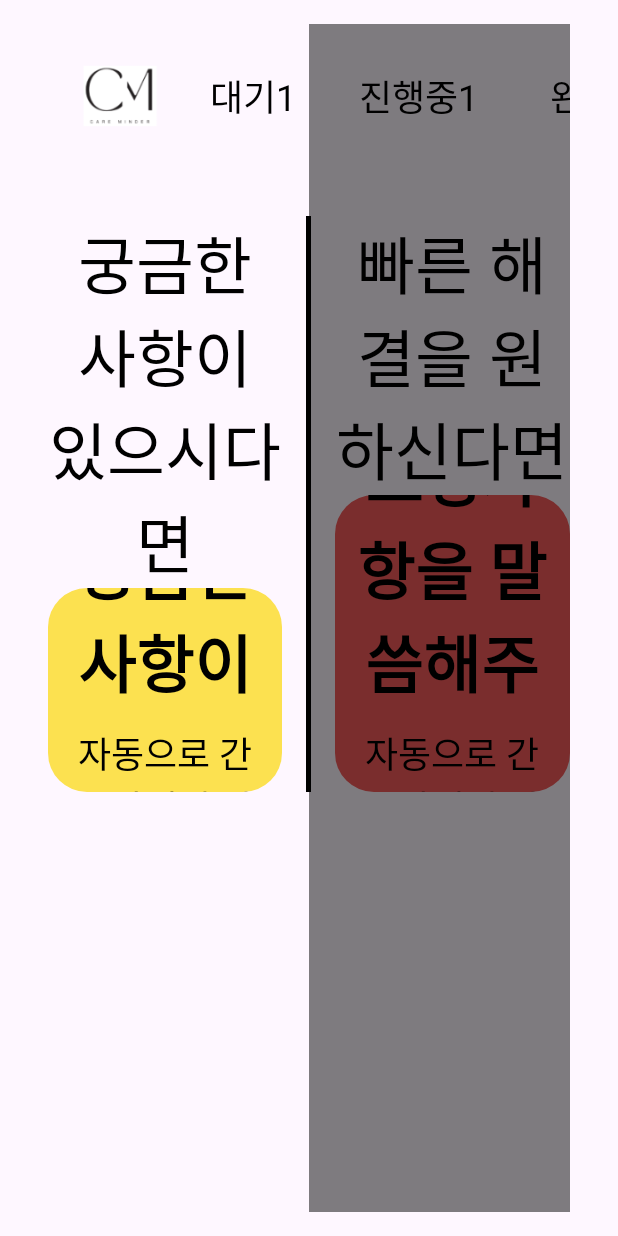
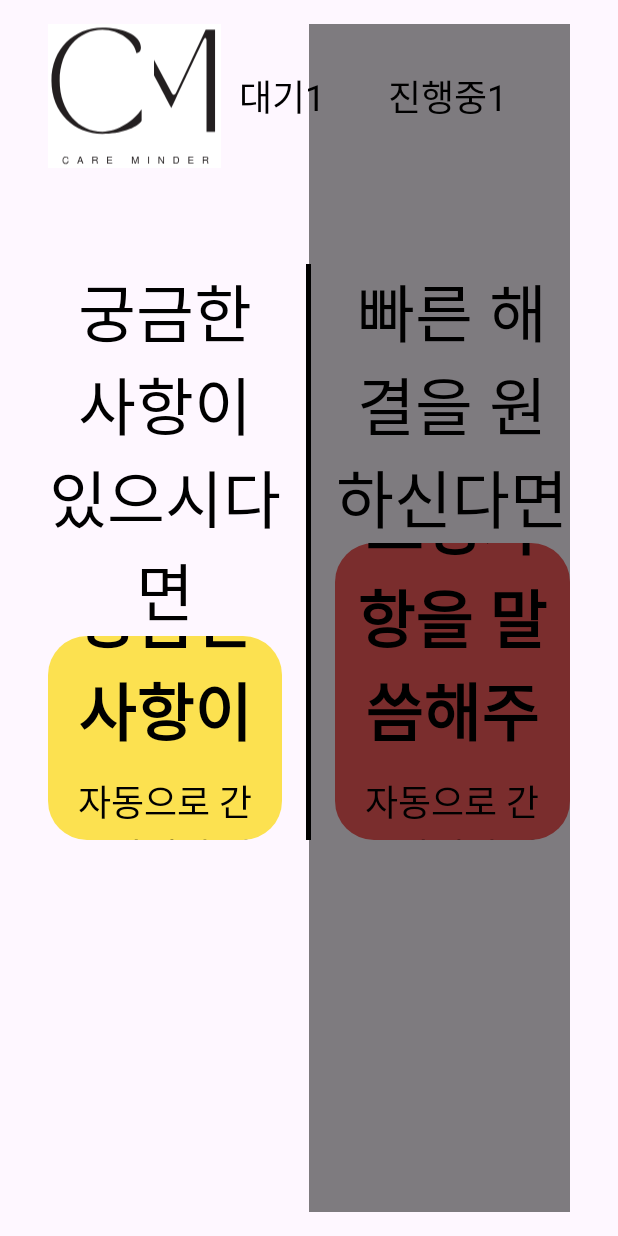
Before and after one commit to wjdalsdk70/CareMinder, an Android app: the layout activity_patient.xml on its own in the app's theme, with its tools: preview values and no code run, on a phone screen of 412 x 824 dp. Run offline under Robolectric (Android 15) with nearby library versions, the phone set to English and light mode, and no system bars.

Commit message:
patient page xml

```diff
--- /dev/null
+++ b/frontend/app/src/main/res/drawable/logo.xml
@@ -0,0 +1,70 @@
+<vector xmlns:android="http://schemas.android.com/apk/res/android"
+    android:width="271.49dp"
+    android:height="224.71dp"
+    android:viewportWidth="271.49"
+    android:viewportHeight="224.71">
+  <group>
+    <clip-path
+        android:pathData="M0,0h271.49v224.59h-271.49z"/>
+    <path
+        android:pathData="m0,0h271.49v224.71H0V0Z"
+        android:strokeWidth="0"
+        android:fillColor="#fff"/>
+  </group>
+  <path
+      android:pathData="m141.37,168.41l-9.6,-142.8c-0.2,-2.7 0.6,-4.3 1.8,-4.3 0.8,0 1.9,0.8 2.9,2.6 2.4,4 57.4,107.2 57.4,107.2 0,0 47.6,-102.1 50.3,-107.2 1,-1.8 1.9,-2.6 2.7,-2.6 1.1,0 1.9,1.6 1.9,4.3v142.8h13.4V8.21h-14.7l-46.3,98.8c-1.1,2.2 -2.2,3.4 -3.5,3.4s-2.6,-1.1 -3.7,-3.2L141.07,8.21h-13.2v160.2h13.5Z"
+      android:strokeWidth="0"
+      android:fillColor="#231f20"/>
+  <group>
+    <clip-path
+        android:pathData="M105.09,1.65h61.3v173.39h-61.3z"/>
+    <path
+        android:pathData="m105.09,1.65h61.3v173.48h-61.3V1.65Z"
+        android:strokeWidth="0"
+        android:fillColor="#fff"/>
+  </group>
+  <path
+      android:pathData="m5.42,88.31c0,50 35.9,83.3 80,83.3 27.4,0 53.7,-8.5 61.5,-20.3v-18c-12.3,17.6 -36.4,35.1 -61.5,35.1 -37,0 -67.1,-32.1 -67.1,-80.1S48.42,8.21 85.42,8.21c27.4,0 50.8,18.9 53.2,36.9 0,0 7.2,0.3 7.2,-8.8 0,-20.7 -31.4,-31.2 -60.4,-31.2C41.32,5.01 5.42,38.31 5.42,88.31Z"
+      android:strokeWidth="0"
+      android:fillColor="#231f20"/>
+  <path
+      android:pathData="m22.88,213.03c0,-0.3 0,-0.7 0.1,-1 0.1,-0.4 0.1,-0.7 0.2,-1.1 0.1,-0.4 0.2,-0.8 0.4,-1.1 0.2,-0.4 0.4,-0.7 0.6,-1 0.3,-0.3 0.6,-0.6 0.9,-0.8 0.3,-0.2 0.8,-0.4 1.2,-0.6 0.5,-0.1 1,-0.2 1.6,-0.2 2.4,0 3.9,1.2 4.3,3.7h-1.5c-0.2,-0.8 -0.5,-1.4 -1,-1.8s-1.2,-0.6 -2.1,-0.6c-1.1,0 -1.9,0.4 -2.6,1.2 -0.6,0.8 -0.9,1.9 -0.9,3.4 0,1.4 0.3,2.5 1,3.4 0.7,0.8 1.6,1.2 2.7,1.2 0.9,0 1.6,-0.3 2.1,-0.8s0.8,-1.3 1,-2.4h1.5c-0.3,3 -1.9,4.4 -4.6,4.4 -0.6,0 -1.2,-0.1 -1.8,-0.3 -0.5,-0.2 -1,-0.4 -1.3,-0.7 -0.4,-0.3 -0.7,-0.7 -0.9,-1 -0.3,-0.4 -0.5,-0.8 -0.6,-1.2 -0.1,-0.5 -0.2,-0.9 -0.3,-1.3 0.1,-0.6 0,-1 0,-1.4Z"
+      android:strokeWidth="0"
+      android:fillColor="#231f20"/>
+  <path
+      android:pathData="m52.81,215.13h-4.3l-1.2,3.4h-1.5l4,-11.2h1.8l3.9,11.2h-1.5l-1.2,-3.4ZM52.41,213.93l-1.7,-5.1 -1.9,5.1h3.6Z"
+      android:strokeWidth="0"
+      android:fillColor="#231f20"/>
+  <path
+      android:pathData="m76.32,212.93c0.4,0.2 0.7,0.4 0.9,0.6s0.4,0.5 0.5,0.8 0.1,0.5 0.1,0.8v1.7c0,0.2 0.1,0.5 0.2,0.7 0.1,0.2 0.3,0.4 0.5,0.6v0.4h-1.7c-0.2,-0.5 -0.3,-1.1 -0.3,-1.8v-1c0,-0.7 -0.2,-1.2 -0.5,-1.5s-0.8,-0.5 -1.4,-0.5h-3.7v4.8h-1.4v-11.3h5.2c1.1,0 1.9,0.3 2.5,0.8s0.9,1.3 0.9,2.2c0,0.6 -0.1,1.2 -0.4,1.6 -0.3,0.4 -0.8,0.8 -1.4,1.1ZM76.62,210.43c0,-0.4 -0.1,-0.7 -0.2,-1 -0.1,-0.3 -0.3,-0.5 -0.5,-0.6s-0.4,-0.2 -0.7,-0.3c-0.2,-0.1 -0.5,-0.1 -0.9,-0.1h-3.4v3.9h3.5c0.8,0 1.3,-0.2 1.7,-0.5 0.3,-0.2 0.5,-0.7 0.5,-1.4Z"
+      android:strokeWidth="0"
+      android:fillColor="#231f20"/>
+  <path
+      android:pathData="m94.25,213.33v3.8h6.6v1.3h-8.1v-11.2h7.8v1.3h-6.3v3.6h6.1v1.2h-6.1Z"
+      android:strokeWidth="0"
+      android:fillColor="#231f20"/>
+  <path
+      android:pathData="m137.78,218.43h-1.5l-3.2,-9.4v9.4h-1.4v-11.2h2l3.3,9.8 3.3,-9.8h2v11.2h-1.4v-9.4l-3.1,9.4Z"
+      android:strokeWidth="0"
+      android:fillColor="#231f20"/>
+  <path
+      android:pathData="m158.59,207.23v11.2h-1.4v-11.2h1.4Z"
+      android:strokeWidth="0"
+      android:fillColor="#231f20"/>
+  <path
+      android:pathData="m182.11,207.23v11.2h-1.6l-5.8,-9.1v9.1h-1.4v-11.2h1.6l5.9,9.2v-9.2h1.3Z"
+      android:strokeWidth="0"
+      android:fillColor="#231f20"/>
+  <path
+      android:pathData="m196.94,218.43v-11.2h4.3c1.4,0 2.5,0.5 3.3,1.5s1.2,2.4 1.2,4.1c0,1.8 -0.4,3.1 -1.2,4.1 -0.8,1 -1.9,1.5 -3.3,1.5 0,0 -4.3,0 -4.3,0ZM198.34,217.23h2.6c1.1,0 1.9,-0.4 2.5,-1.1s0.9,-1.8 0.9,-3.2 -0.2,-2.6 -0.8,-3.3 -1.4,-1.1 -2.5,-1.1h-2.6v8.7h-0.1Z"
+      android:strokeWidth="0"
+      android:fillColor="#231f20"/>
+  <path
+      android:pathData="m221.78,213.33v3.8h6.6v1.3h-8.1v-11.2h7.8v1.3h-6.3v3.6h6.1v1.2h-6.1Z"
+      android:strokeWidth="0"
+      android:fillColor="#231f20"/>
+  <path
+      android:pathData="m249.78,212.93c0.4,0.2 0.7,0.4 0.9,0.6 0.2,0.2 0.4,0.5 0.5,0.8s0.1,0.5 0.1,0.8v1.7c0,0.2 0.1,0.5 0.2,0.7s0.3,0.4 0.5,0.6v0.4h-1.7c-0.2,-0.5 -0.3,-1.1 -0.3,-1.8v-1c0,-0.7 -0.2,-1.2 -0.5,-1.5s-0.8,-0.5 -1.4,-0.5h-3.7v4.8h-1.4v-11.3h5.2c1.1,0 1.9,0.3 2.5,0.8s0.9,1.3 0.9,2.2c0,0.6 -0.1,1.2 -0.4,1.6 -0.4,0.4 -0.8,0.8 -1.4,1.1ZM250.08,210.43c0,-0.4 -0.1,-0.7 -0.2,-1s-0.3,-0.5 -0.5,-0.6 -0.4,-0.2 -0.7,-0.3c-0.2,-0.1 -0.5,-0.1 -0.9,-0.1h-3.5v3.9h3.5c0.8,0 1.3,-0.2 1.7,-0.5 0.4,-0.2 0.6,-0.7 0.6,-1.4Z"
+      android:strokeWidth="0"
+      android:fillColor="#231f20"/>
+</vector>
--- a/frontend/app/src/main/res/layout/activity_patient.xml
+++ b/frontend/app/src/main/res/layout/activity_patient.xml
@@ -21,7 +21,7 @@
             android:layout_height="wrap_content"
             android:layout_marginRight="12dp"
             android:adjustViewBounds="true"
-            android:src="@mipmap/careminder_launcher_foreground"/>
+            android:src="@drawable/logo"/>
 
         <TextView
             android:id="@+id/text_1"
@@ -44,8 +44,8 @@
         android:layout_height="wrap_content"
         android:orientation="horizontal"
         android:gravity="center_horizontal"
-        android:paddingHorizontal="32dp"
-        android:paddingVertical="16dp"
+        android:paddingTop="16dp"
+        android:paddingBottom="48dp"
         app:layout_constraintTop_toBottomOf="@id/header" >
 
 
@@ -55,6 +55,7 @@
         android:layout_width="match_parent"
         android:layout_height="384dp"
         android:orientation="horizontal"
+        android:id="@+id/request_boxes"
         app:layout_constraintTop_toBottomOf="@id/patient_detail">
 
         <LinearLayout
@@ -171,6 +172,8 @@
 
         </LinearLayout>
     </LinearLayout>
+
+
     <FrameLayout
         android:id="@+id/popupContainer"
         android:layout_width="0dp"
--- a/frontend/app/src/main/res/values/dimens.xml
+++ b/frontend/app/src/main/res/values/dimens.xml
@@ -7,4 +7,5 @@
     <dimen name="text_size_normal">14sp</dimen>
 
     <dimen name="header_height">96dp</dimen>
+    <dimen name="footer_height">36dp</dimen>
 </resources>
```
